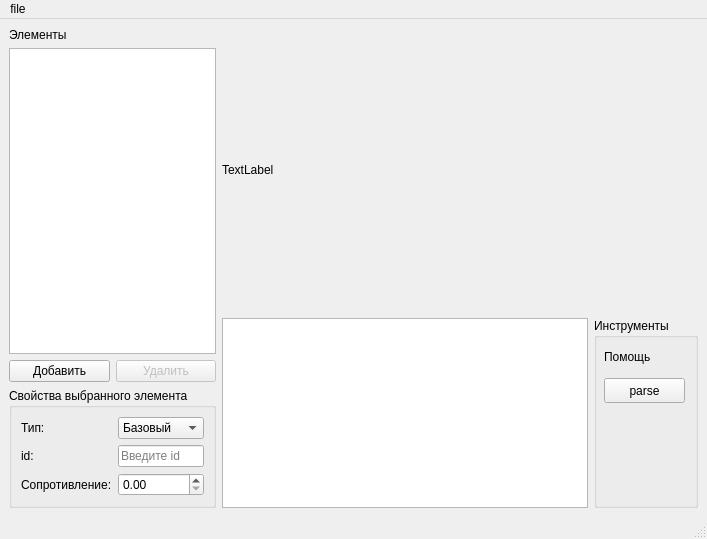
Above: samples/gui_sample.ui from VonHeLy/Simple-Electronic-Circuits-Drawer before the change. Below: the same form after it.
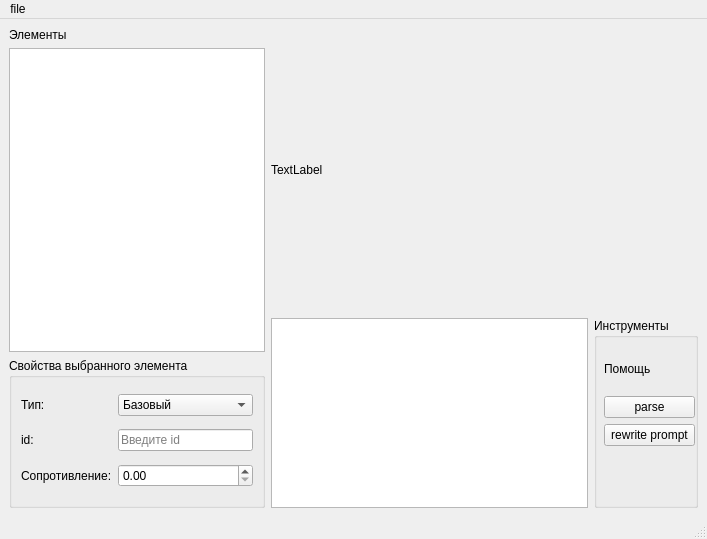
That is the form after the change.

What changed in the file:
```diff
--- a/samples/gui_sample.ui
+++ b/samples/gui_sample.ui
@@ -13,6 +13,12 @@
     <height>539</height>
    </rect>
   </property>
+  <property name="sizePolicy">
+   <sizepolicy hsizetype="Preferred" vsizetype="Preferred">
+    <horstretch>0</horstretch>
+    <verstretch>0</verstretch>
+   </sizepolicy>
+  </property>
   <property name="minimumSize">
    <size>
     <width>560</width>
@@ -38,9 +44,9 @@
      <height>0</height>
     </size>
    </property>
-   <layout class="QHBoxLayout" name="horizontalLayout_2" stretch="1,3">
+   <layout class="QHBoxLayout" name="horizontalLayout_2" stretch="0,3">
     <item>
-     <layout class="QVBoxLayout" name="elementLayout">
+     <layout class="QVBoxLayout" name="elementLayout" stretch="0,5,6">
       <item>
        <widget class="QLabel" name="elementsLabel">
         <property name="text">
@@ -50,34 +56,43 @@
       </item>
       <item>
        <widget class="QListWidget" name="elementList">
+        <property name="sizePolicy">
+         <sizepolicy hsizetype="Expanding" vsizetype="Expanding">
+          <horstretch>0</horstretch>
+          <verstretch>0</verstretch>
+         </sizepolicy>
+        </property>
         <property name="selectionMode">
          <enum>QAbstractItemView::SelectionMode::SingleSelection</enum>
         </property>
        </widget>
       </item>
-      <item>
-       <layout class="QHBoxLayout" name="buttonsLayout">
-        <item>
-         <widget class="QPushButton" name="addButton">
-          <property name="text">
-           <string>Добавить</string>
-          </property>
-         </widget>
-        </item>
-        <item>
-         <widget class="QPushButton" name="removeButton">
-          <property name="enabled">
-           <bool>false</bool>
-          </property>
-          <property name="text">
-           <string>Удалить</string>
-          </property>
-         </widget>
-        </item>
-       </layout>
-      </item>
       <item>
        <widget class="QGroupBox" name="propertiesGroup">
+        <property name="sizePolicy">
+         <sizepolicy hsizetype="Preferred" vsizetype="Preferred">
+          <horstretch>0</horstretch>
+          <verstretch>0</verstretch>
+         </sizepolicy>
+        </property>
+        <property name="maximumSize">
+         <size>
+          <width>16777215</width>
+          <height>150</height>
+         </size>
+        </property>
+        <property name="sizeIncrement">
+         <size>
+          <width>0</width>
+          <height>0</height>
+         </size>
+        </property>
+        <property name="baseSize">
+         <size>
+          <width>0</width>
+          <height>0</height>
+         </size>
+        </property>
         <property name="title">
          <string>Свойства выбранного элемента</string>
         </property>
@@ -87,6 +102,9 @@
            <property name="enabled">
             <bool>true</bool>
            </property>
+           <property name="readOnly">
+            <bool>true</bool>
+           </property>
            <property name="placeholderText">
             <string>Введите id</string>
            </property>
@@ -125,6 +143,9 @@
            <property name="enabled">
             <bool>true</bool>
            </property>
+           <property name="editable">
+            <bool>false</bool>
+           </property>
            <property name="currentText">
             <string>Базовый</string>
            </property>
@@ -190,34 +211,44 @@
           <property name="title">
            <string>Инструменты</string>
           </property>
-          <widget class="QLabel" name="tooltipHelpLabel">
+          <widget class="QWidget" name="">
            <property name="geometry">
             <rect>
              <x>10</x>
              <y>30</y>
-             <width>61</width>
-             <height>17</height>
+             <width>91</width>
+             <height>98</height>
             </rect>
            </property>
-           <property name="toolTip">
-            <string extracomment="bububub">bebebebe</string>
-           </property>
-           <property name="text">
-            <string>Помощь</string>
-           </property>
-          </widget>
-          <widget class="QPushButton" name="parseButton">
-           <property name="geometry">
-            <rect>
-             <x>10</x>
-             <y>60</y>
-             <width>81</width>
-             <height>25</height>
-            </rect>
-           </property>
-           <property name="text">
-            <string>parse</string>
-           </property>
+           <layout class="QVBoxLayout" name="verticalLayout">
+            <property name="rightMargin">
+             <number>0</number>
+            </property>
+            <item>
+             <widget class="QLabel" name="tooltipHelpLabel">
+              <property name="toolTip">
+               <string extracomment="bububub">bebebebe</string>
+              </property>
+              <property name="text">
+               <string>Помощь</string>
+              </property>
+             </widget>
+            </item>
+            <item>
+             <widget class="QPushButton" name="parseButton">
+              <property name="text">
+               <string>parse</string>
+              </property>
+             </widget>
+            </item>
+            <item>
+             <widget class="QPushButton" name="updatePromptBtn">
+              <property name="text">
+               <string>rewrite prompt</string>
+              </property>
+             </widget>
+            </item>
+           </layout>
           </widget>
          </widget>
         </item>
```
